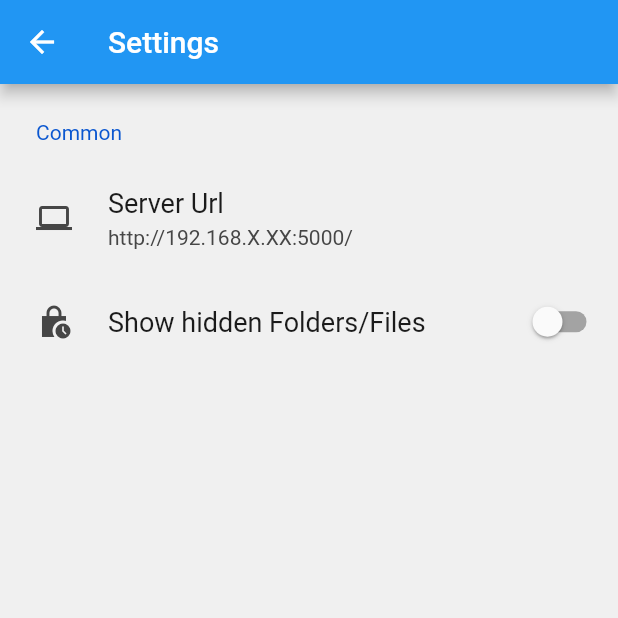
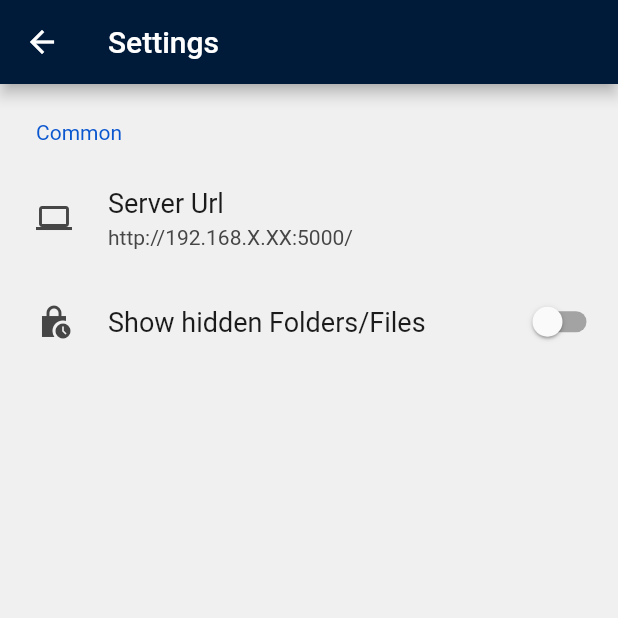
Before and after one commit to SuperCoderTech/sch_photos, a Flutter app: the screen it shows after launch, after a tap on the "settings" icon, on a phone screen of 412 x 824 dp, the top half of it. Run offline on Flutter 3.47's test engine with Material 2 defaults, Android fonts, the light colour scheme and no system bars; drawn by our look-alikes of settings_ui; our stand-ins replace cached_network_image, fluttertoast, permission_handler, photo_view, share_plus, shared_preferences; network calls fail.

Commit message:
Settings page

```diff
--- a/lib/main.dart
+++ b/lib/main.dart
@@ -15,7 +15,11 @@ class MyApp extends StatelessWidget {
   Widget build(BuildContext context) {
     return MaterialApp(
       title: 'Flutter Demo',
-      theme: ThemeData(scaffoldBackgroundColor: const Color(0xFF1B434D)),
+      debugShowCheckedModeBanner: false,
+      theme: ThemeData.light()
+        .copyWith(scaffoldBackgroundColor: const Color(0xff001B3A)),
+      darkTheme: ThemeData.dark()
+        .copyWith(scaffoldBackgroundColor: const Color(0xff001B3A)),
       home: const MyHomePage(),
     );
   }
--- a/lib/widget/sc_settings.dart
+++ b/lib/widget/sc_settings.dart
@@ -1,8 +1,7 @@
 import 'package:flutter/material.dart';
+import 'package:sc_photos/comunicator/sc_communicator.dart';
 import 'package:sc_photos/utils/sc_app_storage.dart';
 import 'package:settings_ui/settings_ui.dart';
-
-import '../comunicator/sc_communicator.dart';
 
 class SCSettings extends StatefulWidget {
   const SCSettings({Key? key}) : super(key: key);
@@ -12,15 +11,17 @@ class SCSettings extends StatefulWidget {
 }
 
 class _SCSettingsState extends State<SCSettings> {
-  TextEditingController _controller = TextEditingController();
+  final TextEditingController _controller = TextEditingController();
 
   @override
   Widget build(BuildContext context) {
     return Scaffold(
-        appBar: AppBar(title: const Text("Settings")),
+        appBar: AppBar(
+            backgroundColor: const Color(0xff001B3A),
+            title: const Text("Settings")),
         body: SettingsList(
           sections: [
-            SettingsSection(title: Text('Common'), tiles: <SettingsTile>[
+            SettingsSection(title: const Text('Common'), tiles: <SettingsTile>[
               SettingsTile.navigation(
                 title: const Text('Server Url'),
                 leading: const Icon(Icons.computer_outlined),
@@ -47,7 +48,7 @@ class _SCSettingsState extends State<SCSettings> {
     return AlertDialog(
       content: Builder(builder: (context) {
         Size size = MediaQuery.of(context).size;
-        return Container(
+        return SizedBox(
           width: size.width * 0.9,
           child: TextField(
             controller: _controller,
```
